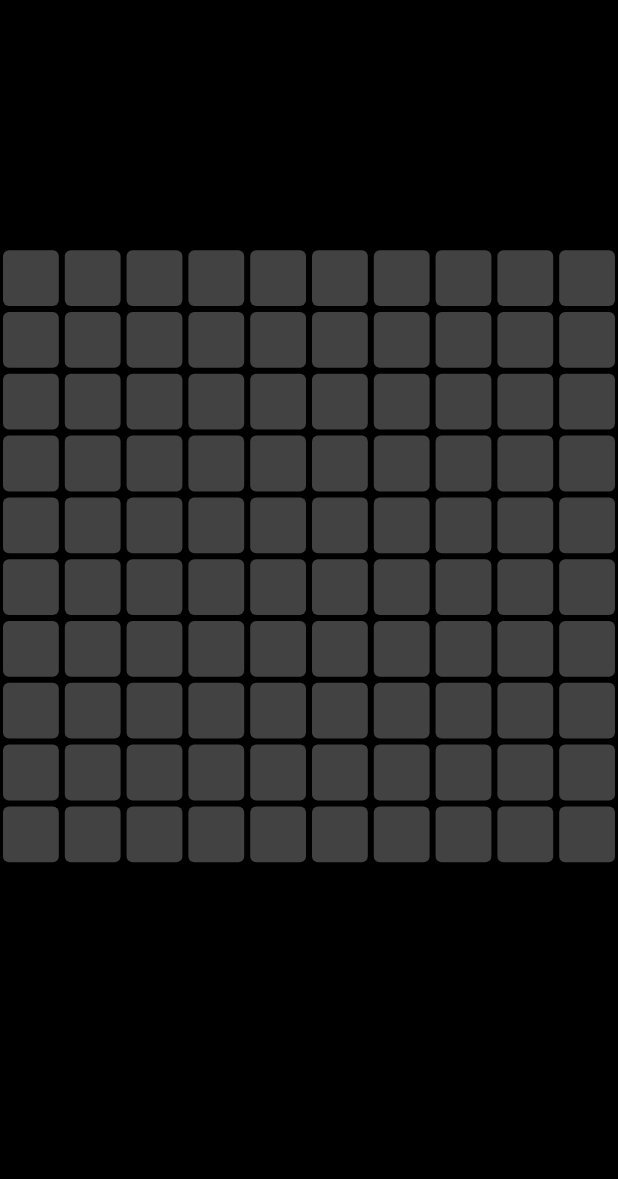
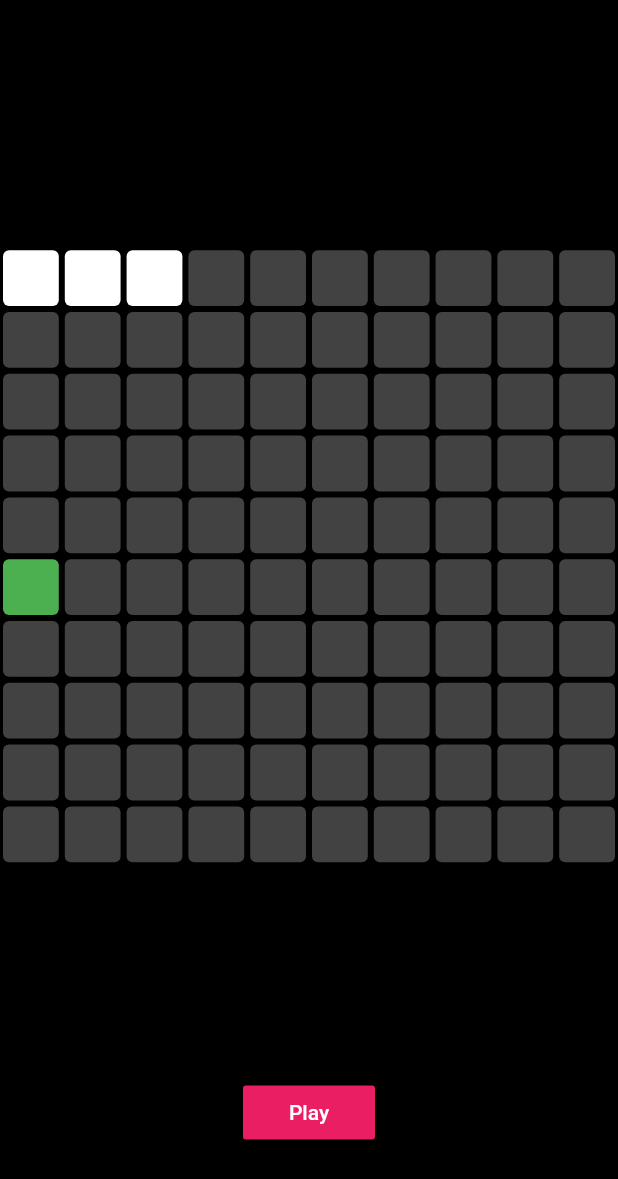
Before and after one commit to ashrafsayed2018/snake-game, a Flutter app: the screen it shows after launch, on a phone screen of 412 x 824 dp. Shown: the top 1179 px of the screen. Run offline on Flutter 3.47's test engine with Material 2 defaults, Android fonts, the phone set to English and light mode, and no system bars.

Commit message:
codeing the actual snake

```diff
--- a/lib/home_page.dart
+++ b/lib/home_page.dart
@@ -1,5 +1,7 @@
 import 'package:flutter/material.dart';
 import 'package:snake_game/widget/blank_pixel.dart';
+import 'package:snake_game/widget/food_pixel.dart';
+import 'package:snake_game/widget/snake_pixel.dart';
 
 class HomePage extends StatefulWidget {
   const HomePage({Key? key}) : super(key: key);
@@ -13,6 +15,11 @@ class _HomePageState extends State<HomePage> {
 
   int rowSize = 10;
   int totalNumberOfSquares = 100;
+
+  // snak position
+  List<int> snakePostion = [0, 1, 2];
+  // food postion
+  int foodPosition = 50;
   @override
   Widget build(BuildContext context) {
     return Scaffold(
@@ -35,6 +42,11 @@ class _HomePageState extends State<HomePage> {
                   physics: const NeverScrollableScrollPhysics(),
                   itemCount: totalNumberOfSquares,
                   itemBuilder: (BuildContext context, int index) {
+                    if (snakePostion.contains(index)) {
+                      return const SnakePixel();
+                    } else if (foodPosition == index) {
+                      return const FoodPixel();
+                    }
                     return const BlankPixel();
                   },
                 ),
@@ -42,7 +54,15 @@ class _HomePageState extends State<HomePage> {
             ),
             // play button
             Expanded(
-              child: Container(),
+              child: Container(
+                child: Center(
+                  child: MaterialButton(
+                    color: Colors.pink,
+                    onPressed: () {},
+                    child: const Text("Play"),
+                  ),
+                ),
+              ),
             )
           ],
         ));
--- a/lib/main.dart
+++ b/lib/main.dart
@@ -11,9 +11,10 @@ class MyApp extends StatelessWidget {
   // This widget is the root of your application.
   @override
   Widget build(BuildContext context) {
-    return const MaterialApp(
+    return MaterialApp(
       debugShowCheckedModeBanner: false,
-      home: HomePage(),
+      home: const HomePage(),
+      theme: ThemeData(brightness: Brightness.dark),
     );
   }
 }
--- /dev/null
+++ b/lib/widget/food_pixel.dart
@@ -0,0 +1,16 @@
+import 'package:flutter/material.dart';
+
+class FoodPixel extends StatelessWidget {
+  const FoodPixel({Key? key}) : super(key: key);
+
+  @override
+  Widget build(BuildContext context) {
+    return Padding(
+      padding: const EdgeInsets.all(2.0),
+      child: Container(
+        decoration: BoxDecoration(
+            color: Colors.green, borderRadius: BorderRadius.circular(4)),
+      ),
+    );
+  }
+}
--- /dev/null
+++ b/lib/widget/snake_pixel.dart
@@ -0,0 +1,16 @@
+import 'package:flutter/material.dart';
+
+class SnakePixel extends StatelessWidget {
+  const SnakePixel({Key? key}) : super(key: key);
+
+  @override
+  Widget build(BuildContext context) {
+    return Padding(
+      padding: const EdgeInsets.all(2.0),
+      child: Container(
+        decoration: BoxDecoration(
+            color: Colors.white, borderRadius: BorderRadius.circular(4)),
+      ),
+    );
+  }
+}
```
